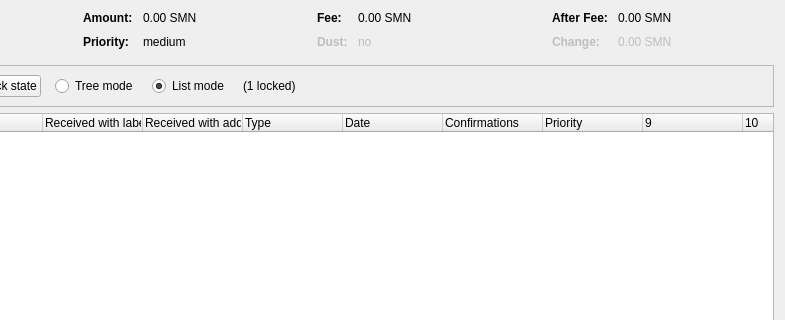
Qt form src/qt/forms/coincontroldialog.ui (MCLXI/TSC) before a commit; both pictures show x 169 to 954 and y 0 to 320 of the 954 by 500 pixel window.
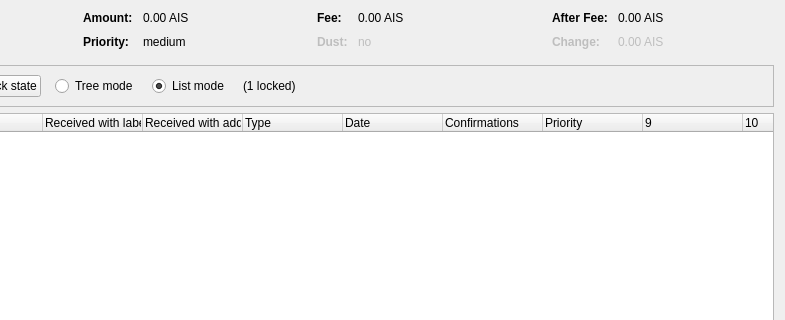
The same form after that commit. Custom widgets are drawn as their Qt base class.

```diff
--- a/src/qt/forms/coincontroldialog.ui
+++ b/src/qt/forms/coincontroldialog.ui
@@ -132,7 +132,7 @@
           <enum>Qt::ActionsContextMenu</enum>
          </property>
          <property name="text">
-          <string notr="true">0.00 SMN</string>
+          <string notr="true">0.00 AIS</string>
          </property>
          <property name="textInteractionFlags">
           <set>Qt::LinksAccessibleByMouse|Qt::TextSelectableByKeyboard|Qt::TextSelectableByMouse</set>
@@ -206,7 +206,7 @@
           <enum>Qt::ActionsContextMenu</enum>
          </property>
          <property name="text">
-          <string notr="true">0.00 SMN</string>
+          <string notr="true">0.00 AIS</string>
          </property>
          <property name="textInteractionFlags">
           <set>Qt::LinksAccessibleByMouse|Qt::TextSelectableByKeyboard|Qt::TextSelectableByMouse</set>
@@ -286,7 +286,7 @@
           <enum>Qt::ActionsContextMenu</enum>
          </property>
          <property name="text">
-          <string notr="true">0.00 SMN</string>
+          <string notr="true">0.00 AIS</string>
          </property>
          <property name="textInteractionFlags">
           <set>Qt::LinksAccessibleByMouse|Qt::TextSelectableByKeyboard|Qt::TextSelectableByMouse</set>
@@ -321,7 +321,7 @@
           <enum>Qt::ActionsContextMenu</enum>
          </property>
          <property name="text">
-          <string notr="true">0.00 SMN</string>
+          <string notr="true">0.00 AIS</string>
          </property>
          <property name="textInteractionFlags">
           <set>Qt::LinksAccessibleByMouse|Qt::TextSelectableByKeyboard|Qt::TextSelectableByMouse</set>
```
